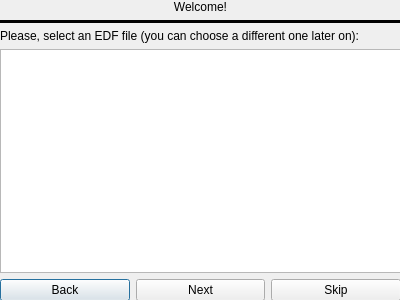
First picture: the form in PyEDF-APP/gui_elements/WelcomeScreenDesign.ui, repository Gonzalor95/TProfesional_EEG, before the edit.
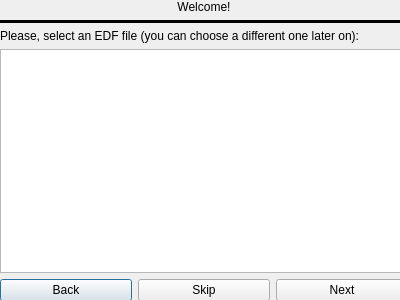
Second picture: the form after the edit.

Commit message: Re-ordering welcome screen buttons

Diff of the .ui file:
```diff
--- a/PyEDF-APP/gui_elements/WelcomeScreenDesign.ui
+++ b/PyEDF-APP/gui_elements/WelcomeScreenDesign.ui
@@ -18,7 +18,7 @@
     <rect>
      <x>0</x>
      <y>0</y>
-     <width>401</width>
+     <width>408</width>
      <height>301</height>
     </rect>
    </property>
@@ -70,13 +70,6 @@
           </property>
          </widget>
         </item>
-        <item>
-         <widget class="QPushButton" name="next_button">
-          <property name="text">
-           <string>Next</string>
-          </property>
-         </widget>
-        </item>
         <item>
          <widget class="QPushButton" name="skip_button">
           <property name="text">
@@ -84,6 +77,13 @@
           </property>
          </widget>
         </item>
+        <item>
+         <widget class="QPushButton" name="next_button">
+          <property name="text">
+           <string>Next</string>
+          </property>
+         </widget>
+        </item>
        </layout>
       </item>
      </layout>
```
The commit also changes 1 other file.
